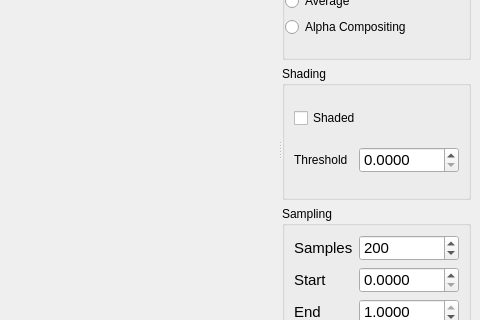
Before: the Qt Designer form src/MainWindow.ui in themangosteen/vis15-volume-raycasting, drawn with Qt 5; both pictures show x 259 to 739 and y 130 to 450 of the 739 by 531 pixel window.
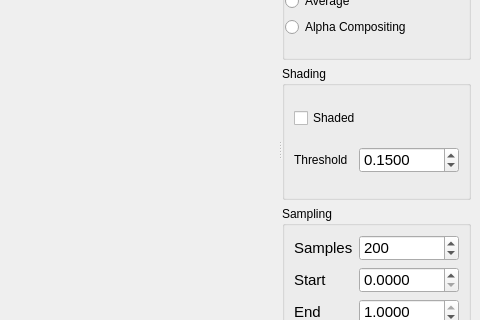
After: the same form once the commit is applied. Custom widgets are drawn as their Qt base class.

Commit message: adjusted default shading threshold

The edit to the form file:
```diff
--- a/src/MainWindow.ui
+++ b/src/MainWindow.ui
@@ -195,6 +195,9 @@
                <property name="singleStep">
                 <double>0.010000000000000</double>
                </property>
+               <property name="value">
+                <double>0.150000000000000</double>
+               </property>
               </widget>
              </item>
             </layout>
```
Left out of the diff: 4 changed lines with no effect on the pictures. The commit also changes 1 other file.
